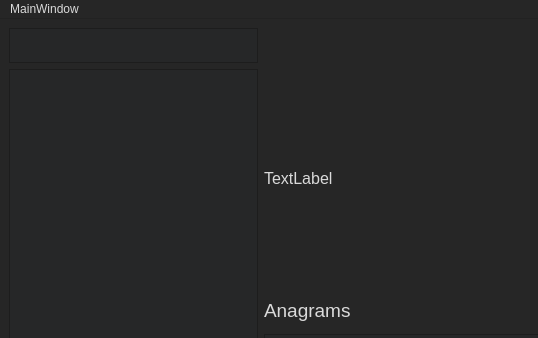
This is C++/Ohjelmointi komponenttikirjastoilla/STL set ja multiset/Anagrammit/mainwindow.ui in WinnovaTiviPT21/Jarmo as Qt 5 draws it before an edit; both pictures show x 0 to 538 and y 0 to 338 of the 835 by 615 pixel window. The edited form follows.
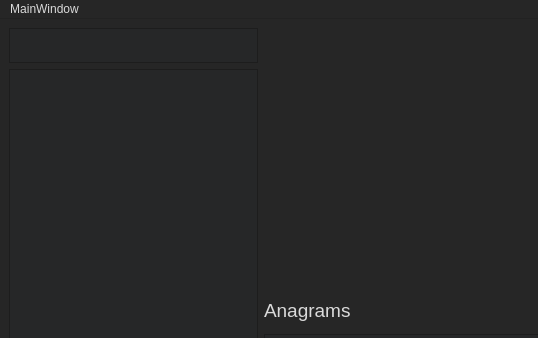
This is the edited form.

Diff of the .ui file:
```diff
--- a/C++/Ohjelmointi komponenttikirjastoilla/STL set ja multiset/Anagrammit/mainwindow.ui
+++ b/C++/Ohjelmointi komponenttikirjastoilla/STL set ja multiset/Anagrammit/mainwindow.ui
@@ -451,7 +451,7 @@
      <widget class="QLabel" name="label_2">
       <property name="font">
        <font>
-        <pointsize>12</pointsize>
+        <pointsize>9</pointsize>
        </font>
       </property>
       <property name="frameShape">
@@ -461,7 +461,16 @@
        <enum>QFrame::Plain</enum>
       </property>
       <property name="text">
-       <string>TextLabel</string>
+       <string/>
+      </property>
+      <property name="scaledContents">
+       <bool>false</bool>
+      </property>
+      <property name="alignment">
+       <set>Qt::AlignLeading|Qt::AlignLeft|Qt::AlignTop</set>
+      </property>
+      <property name="wordWrap">
+       <bool>true</bool>
       </property>
      </widget>
     </item>
```
Left out of the diff: 3 changed lines with no effect on the pictures.
